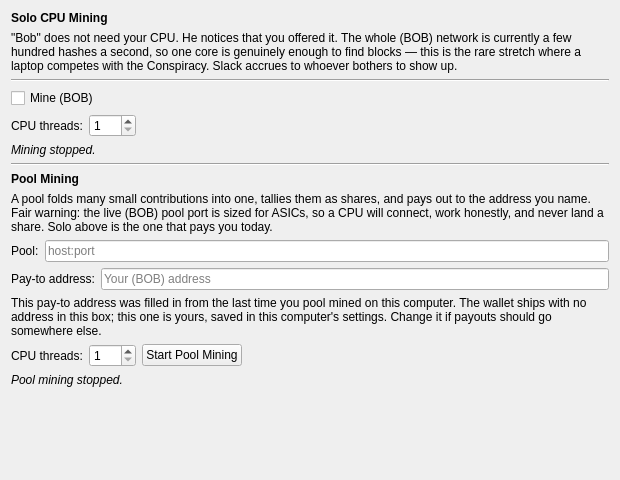
Old version of the form src/qt/forms/miningpage.ui in the repository dobbscoin/dobbscoin-source.
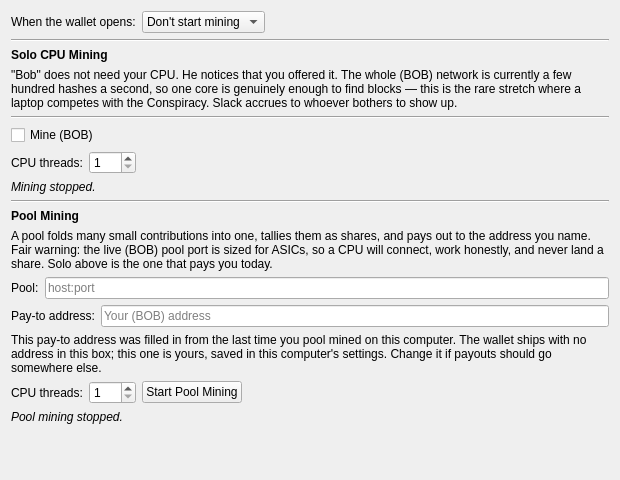
New version of the form.

Commit message: qt: start mining when the wallet opens (#47)

What changed in the file:
```diff
--- a/src/qt/forms/miningpage.ui
+++ b/src/qt/forms/miningpage.ui
@@ -14,6 +14,59 @@
    <string>Mining</string>
   </property>
   <layout class="QVBoxLayout" name="verticalLayout_mining">
+   <item>
+    <layout class="QHBoxLayout" name="miningAutoStartRow">
+     <item>
+      <widget class="QLabel" name="miningAutoStartLabel">
+       <property name="text">
+        <string>When the wallet opens:</string>
+       </property>
+      </widget>
+     </item>
+     <item>
+      <widget class="QComboBox" name="miningAutoStart">
+       <property name="toolTip">
+        <string>Starts with the threads, pool and pay-to address set below. Solo waits until the wallet has caught up with the network. A gen= or stratum= line in dobbscoin.conf takes over from this.</string>
+       </property>
+       <item>
+        <property name="text">
+         <string>Don't start mining</string>
+        </property>
+       </item>
+       <item>
+        <property name="text">
+         <string>Start solo mining</string>
+        </property>
+       </item>
+       <item>
+        <property name="text">
+         <string>Start pool mining</string>
+        </property>
+       </item>
+      </widget>
+     </item>
+     <item>
+      <spacer name="miningAutoStartSpacer">
+       <property name="orientation">
+        <enum>Qt::Horizontal</enum>
+       </property>
+       <property name="sizeHint" stdset="0">
+        <size>
+         <width>40</width>
+         <height>20</height>
+        </size>
+       </property>
+      </spacer>
+     </item>
+    </layout>
+   </item>
+   <item>
+    <widget class="Line" name="miningSep0">
+     <property name="orientation">
+      <enum>Qt::Horizontal</enum>
+     </property>
+    </widget>
+   </item>
    <item>
     <widget class="QLabel" name="miningHeader">
      <property name="font">
```
The commit also changes 2 other files.
